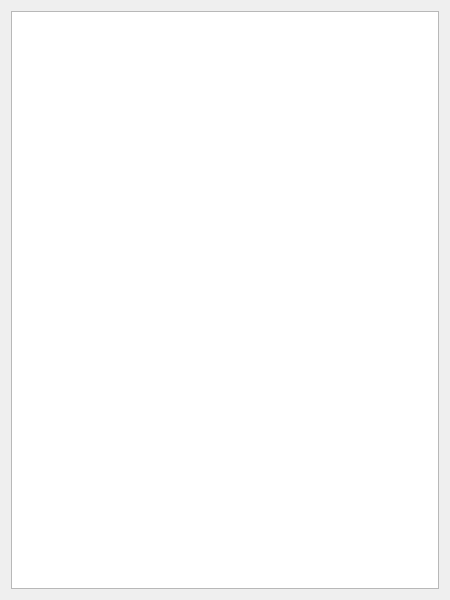
The window that formlayer.ui (rosymaro/qt_pexviewer) describes before a commit, drawn with Qt 5.
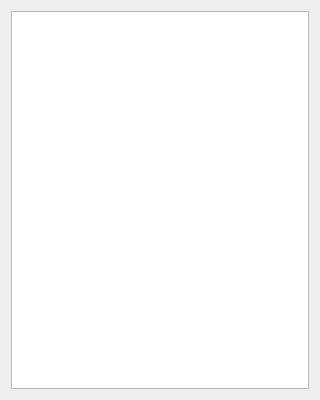
The same window after the commit.

Diff of the .ui file:
```diff
--- a/formlayer.ui
+++ b/formlayer.ui
@@ -6,20 +6,20 @@
    <rect>
     <x>0</x>
     <y>0</y>
-    <width>450</width>
-    <height>600</height>
+    <width>320</width>
+    <height>400</height>
    </rect>
   </property>
   <property name="sizePolicy">
-   <sizepolicy hsizetype="Expanding" vsizetype="Expanding">
+   <sizepolicy hsizetype="Preferred" vsizetype="Preferred">
     <horstretch>0</horstretch>
     <verstretch>0</verstretch>
    </sizepolicy>
   </property>
   <property name="minimumSize">
    <size>
-    <width>450</width>
-    <height>300</height>
+    <width>320</width>
+    <height>0</height>
    </size>
   </property>
   <property name="maximumSize">
@@ -36,6 +36,12 @@
     <layout class="QGridLayout" name="gridLayout">
      <item row="0" column="0">
       <widget class="QTableWidget" name="tableWidget">
+       <property name="sizePolicy">
+        <sizepolicy hsizetype="Preferred" vsizetype="Preferred">
+         <horstretch>0</horstretch>
+         <verstretch>0</verstretch>
+        </sizepolicy>
+       </property>
        <property name="focusPolicy">
         <enum>Qt::ClickFocus</enum>
        </property>
```
